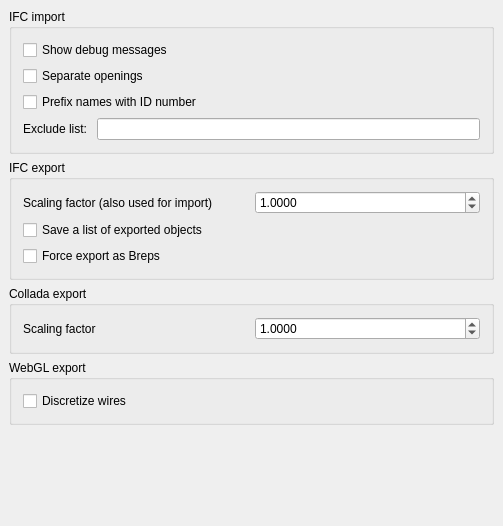
Old version of the form src/Mod/Arch/Resources/ui/archprefs-import.ui in the repository berndhahnebach/All_FreeCAD.
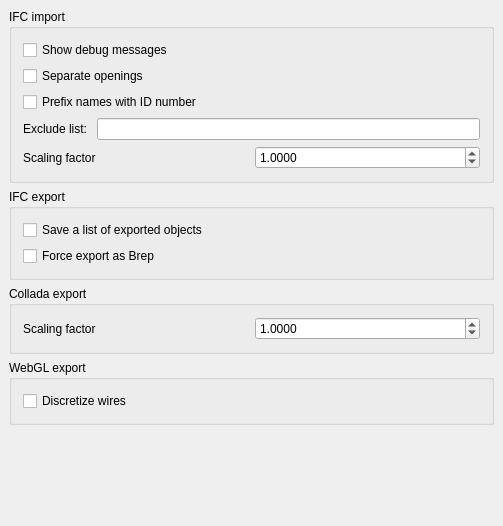
New version of the form. Custom widgets are drawn as their Qt base class.

Commit message: Arch: Added scaling in IFC importer

```diff
--- a/src/Mod/Arch/Resources/ui/archprefs-import.ui
+++ b/src/Mod/Arch/Resources/ui/archprefs-import.ui
@@ -116,21 +116,12 @@
         </item>
        </layout>
       </item>
-     </layout>
-    </widget>
-   </item>
-   <item>
-    <widget class="QGroupBox" name="groupBox">
-     <property name="title">
-      <string>IFC export</string>
-     </property>
-     <layout class="QVBoxLayout" name="verticalLayout_2">
       <item>
        <layout class="QHBoxLayout" name="horizontalLayout_2">
         <item>
          <widget class="QLabel" name="label_2">
           <property name="text">
-           <string>Scaling factor (also used for import)</string>
+           <string>Scaling factor</string>
           </property>
          </widget>
         </item>
@@ -158,6 +149,15 @@
         </item>
        </layout>
       </item>
+     </layout>
+    </widget>
+   </item>
+   <item>
+    <widget class="QGroupBox" name="groupBox">
+     <property name="title">
+      <string>IFC export</string>
+     </property>
+     <layout class="QVBoxLayout" name="verticalLayout_2">
       <item>
        <layout class="QHBoxLayout" name="horizontalLayout_4">
         <item>
@@ -186,7 +186,7 @@
            <string>Some IFC viewers don't like objects exported as extrusions. Use this to force all objects to be exported as BREP geometry.</string>
           </property>
           <property name="text">
-           <string>Force export as Breps</string>
+           <string>Force export as Brep</string>
           </property>
           <property name="prefEntry" stdset="0">
            <cstring>ifcExportAsBrep</cstring>
```
Left out of the diff: 3 changed lines with no effect on the pictures. The commit also changes 2 other files.
